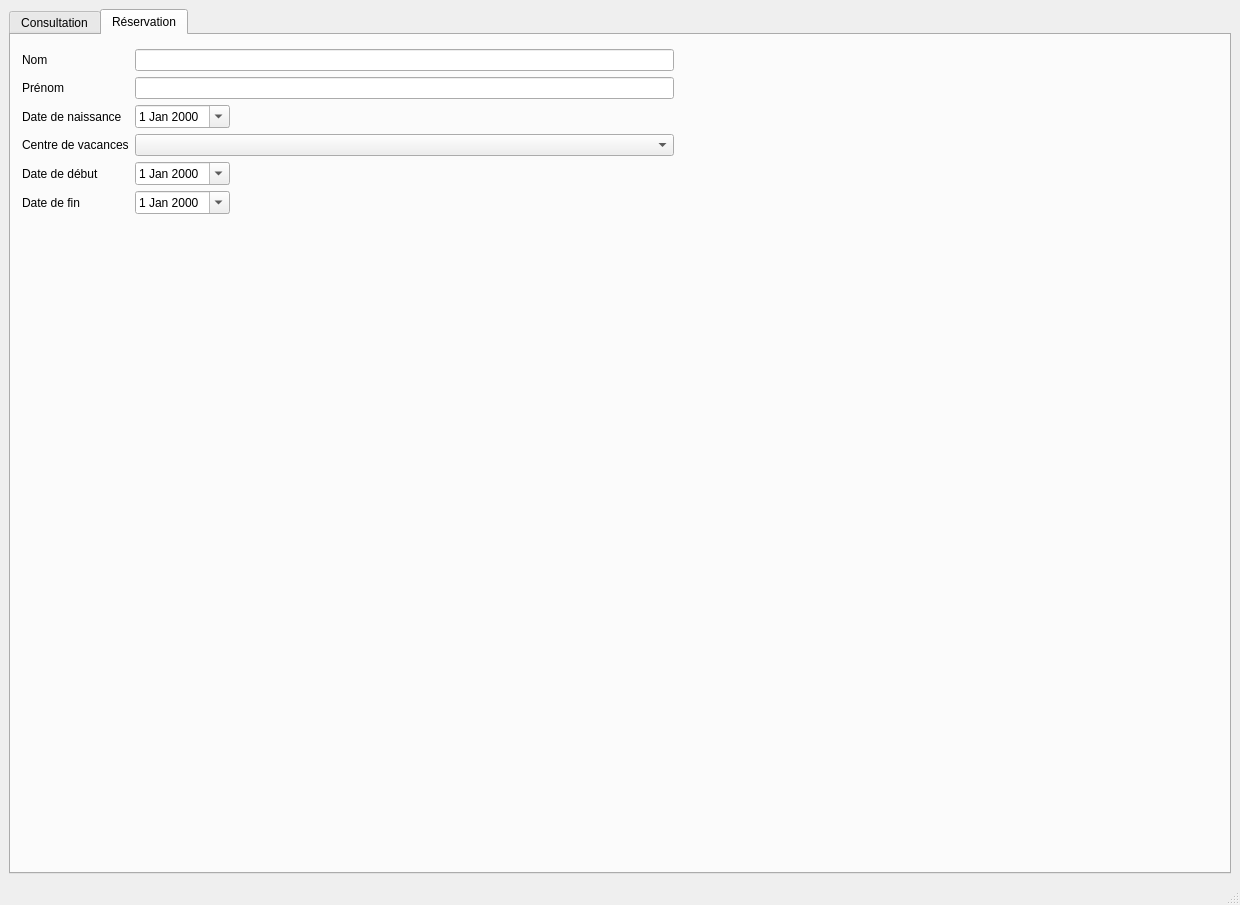
Before: the Qt Designer form lfr.ui in jeremytrigano/LaFriteRose, drawn with Qt 5.
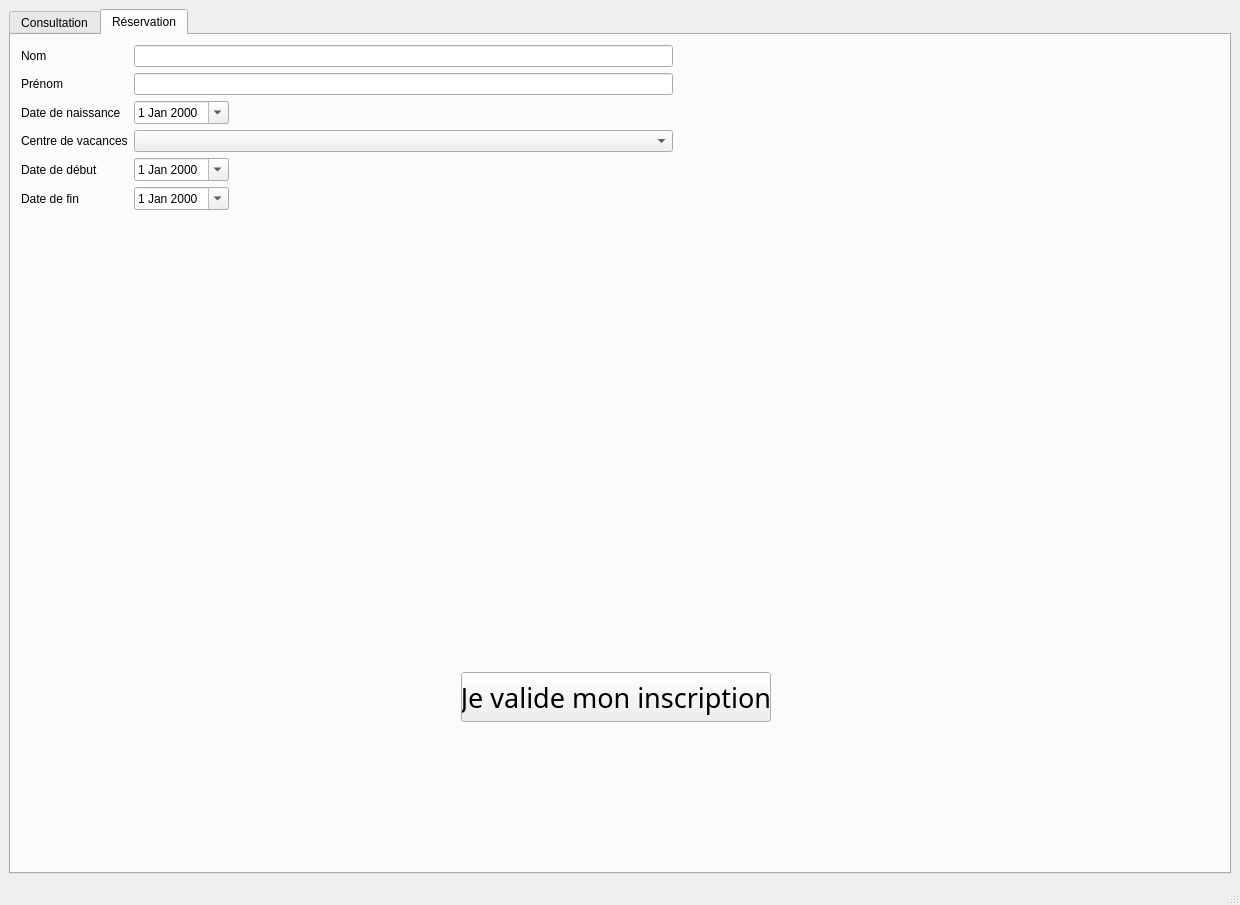
After: the same form once the commit is applied. The open tabs and pages were chosen to show the change. Icons and pictures are not drawn.

Commit message: ajout bouton validation réservation

```diff
--- a/lfr.ui
+++ b/lfr.ui
@@ -239,11 +239,11 @@
        <attribute name="title">
         <string>Réservation</string>
        </attribute>
-       <widget class="QWidget" name="">
+       <widget class="QWidget" name="layoutWidget">
         <property name="geometry">
          <rect>
-          <x>11</x>
-          <y>14</y>
+          <x>10</x>
+          <y>10</y>
           <width>1191</width>
           <height>791</height>
          </rect>
@@ -385,6 +385,55 @@
            </item>
           </layout>
          </item>
+         <item>
+          <layout class="QHBoxLayout" name="horizontalLayout_7">
+           <item>
+            <widget class="QPushButton" name="pbValidRes">
+             <property name="minimumSize">
+              <size>
+               <width>0</width>
+               <height>50</height>
+              </size>
+             </property>
+             <property name="maximumSize">
+              <size>
+               <width>310</width>
+               <height>16777215</height>
+              </size>
+             </property>
+             <property name="font">
+              <font>
+               <family>Modern No. 20</family>
+               <pointsize>20</pointsize>
+              </font>
+             </property>
+             <property name="text">
+              <string>Je valide mon inscription</string>
+             </property>
+             <property name="flat">
+              <bool>false</bool>
+             </property>
+            </widget>
+           </item>
+          </layout>
+         </item>
+         <item>
+          <layout class="QHBoxLayout" name="horizontalLayout_8">
+           <item>
+            <widget class="QLabel" name="lMsgErr">
+             <property name="autoFillBackground">
+              <bool>false</bool>
+             </property>
+             <property name="text">
+              <string/>
+             </property>
+             <property name="alignment">
+              <set>Qt::AlignCenter</set>
+             </property>
+            </widget>
+           </item>
+          </layout>
+         </item>
          <item>
           <spacer name="verticalSpacer">
            <property name="orientation">
```
Left out of the diff: 4 changed lines with no effect on the pictures.
